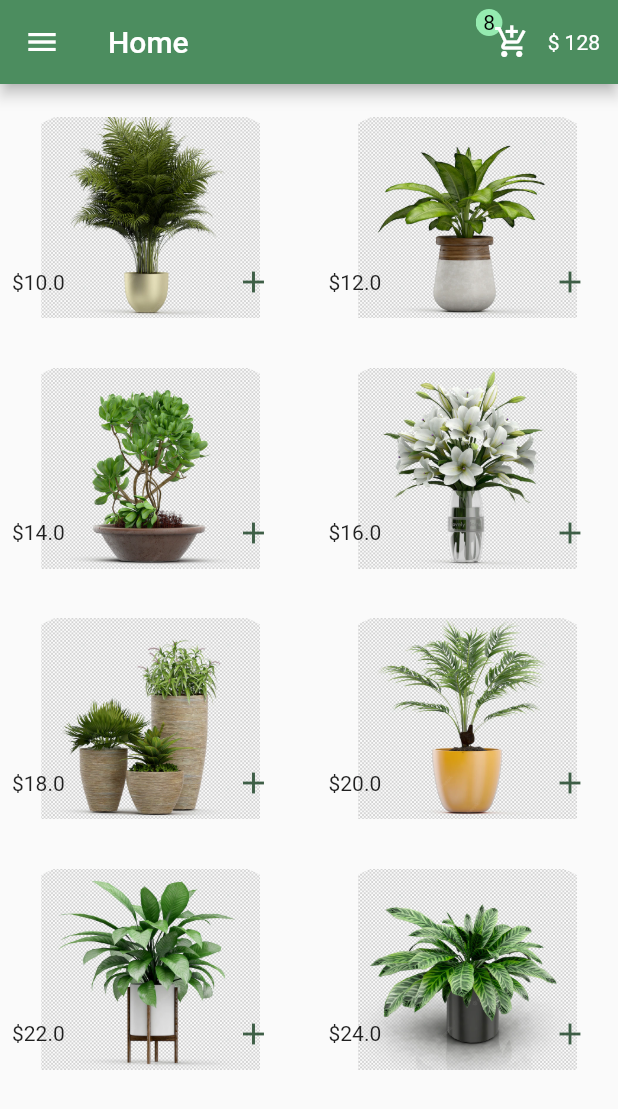
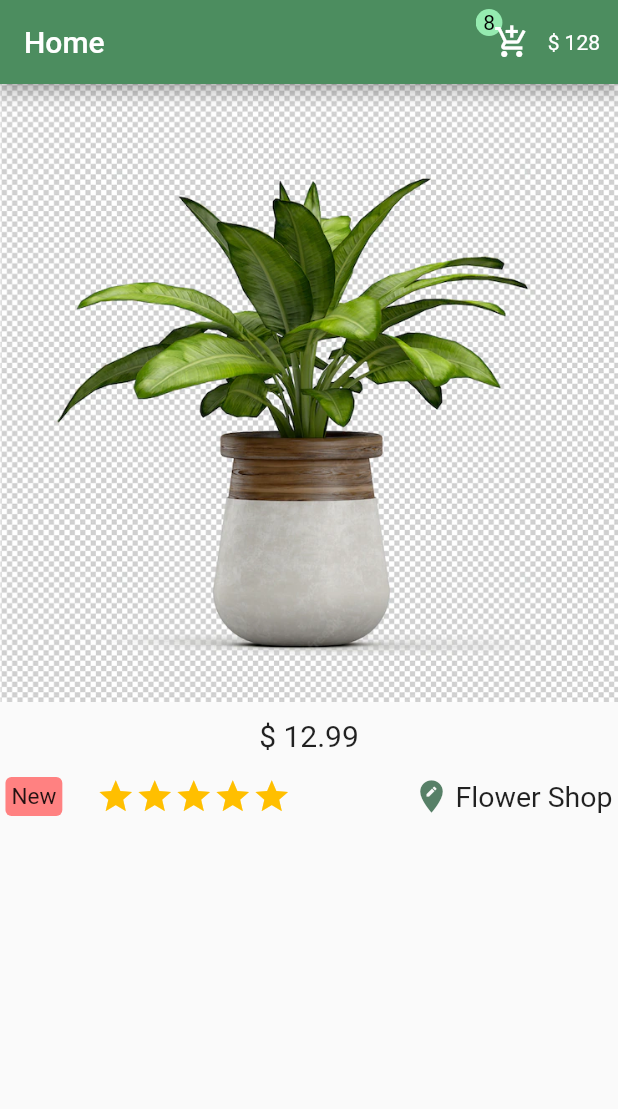
Before and after one commit to Eslam-Alaa-ZX/FlutterE-commerceTsak, a Flutter app: the screen it shows after launch, on a phone screen of 412 x 824 dp. Shown: the top 1109 px of the screen. Run offline on Flutter 3.47's test engine with Material 2 defaults, Android fonts, the light colour scheme and no system bars.

Commit message:
Eslam Alaa-Details page: item(img,price,rating).

```diff
--- a/lib/main.dart
+++ b/lib/main.dart
@@ -1,4 +1,5 @@
 import 'package:flutter/material.dart';
+import 'package:flutter_ecommarce_task/pages/details.dart';
 import 'package:flutter_ecommarce_task/pages/home_page.dart';
 import 'package:flutter_ecommarce_task/pages/login.dart';
 import 'package:flutter_ecommarce_task/pages/sign_up.dart';
@@ -19,7 +20,7 @@ class MyApp extends StatelessWidget {
       theme: ThemeData(
         primarySwatch: Colors.blue,
       ),
-      home: const HomePage(),
+      home: const Details(),
     );
   }
 }
--- /dev/null
+++ b/lib/pages/details.dart
@@ -0,0 +1,140 @@
+import 'package:flutter/material.dart';
+
+class Details extends StatefulWidget {
+  const Details({Key? key}) : super(key: key);
+
+  @override
+  State<Details> createState() => _DetailsState();
+}
+
+class _DetailsState extends State<Details> {
+  bool isShowMore = true;
+
+  @override
+  Widget build(BuildContext context) {
+    return SafeArea(
+      child: Scaffold(
+          appBar: AppBar(
+            backgroundColor: const Color.fromARGB(255, 76, 141, 95),
+            title: const Text("Home"),
+            actions: [
+              Row(
+                children: [
+                  Stack(
+                    children: [
+                      Positioned(
+                        bottom: 24,
+                        child: Container(
+                            child: const Text(
+                              "8",
+                              style: TextStyle(
+                                  color: Color.fromARGB(255, 0, 0, 0)),
+                            ),
+                            padding: const EdgeInsets.all(5),
+                            decoration: const BoxDecoration(
+                                color: Color.fromARGB(211, 164, 255, 193),
+                                shape: BoxShape.circle)),
+                      ),
+                      IconButton(
+                        onPressed: () {},
+                        icon: const Icon(Icons.add_shopping_cart),
+                      ),
+                    ],
+                  ),
+                  const Padding(
+                    padding: EdgeInsets.only(right: 12),
+                    child: Text("\$ 128"),
+                  )
+                ],
+              )
+            ],
+          ),
+          body: Column(
+            children: [
+              Image.asset("assets/img/2.webp"),
+              const SizedBox(
+                height: 11,
+              ),
+              const Text(
+                "\$ 12.99",
+                style: TextStyle(fontSize: 20),
+              ),
+              const SizedBox(
+                height: 16,
+              ),
+              Row(
+                mainAxisAlignment: MainAxisAlignment.spaceAround,
+                children: [
+                  Container(
+                      padding: const EdgeInsets.all(4),
+                      child: const Text(
+                        "New",
+                        style: TextStyle(fontSize: 15),
+                      ),
+                      decoration: BoxDecoration(
+                        color: const Color.fromARGB(255, 255, 129, 129),
+                        borderRadius: BorderRadius.circular(4),
+                      )),
+                  const SizedBox(
+                    width: 8,
+                  ),
+                  Row(
+                    children: const [
+                      Icon(
+                        Icons.star,
+                        size: 26,
+                        color: Color.fromARGB(255, 255, 191, 0),
+                      ),
+                      Icon(
+                        Icons.star,
+                        size: 26,
+                        color: Color.fromARGB(255, 255, 191, 0),
+                      ),
+                      Icon(
+                        Icons.star,
+                        size: 26,
+                        color: Color.fromARGB(255, 255, 191, 0),
+                      ),
+                      Icon(
+                        Icons.star,
+                        size: 26,
+                        color: Color.fromARGB(255, 255, 191, 0),
+                      ),
+                      Icon(
+                        Icons.star,
+                        size: 26,
+                        color: Color.fromARGB(255, 255, 191, 0),
+                      ),
+                    ],
+                  ),
+                  const SizedBox(
+                    width: 66,
+                  ),
+                  Row(
+                    children: const [
+                      Icon(
+                        Icons.edit_location,
+                        size: 26,
+                        color: Color.fromARGB(168, 3, 65, 27),
+                        // color: Color.fromARGB(255, 186, 30, 30),
+                      ),
+                      SizedBox(
+                        width: 3,
+                      ),
+                      Text(
+                        "Flower Shop",
+                        style: TextStyle(fontSize: 19),
+                      ),
+                    ],
+                  )
+                ],
+              ),
+              const SizedBox(
+                height: 16,
+              ),
+
+            ],
+          )),
+    );
+  }
+}
```
